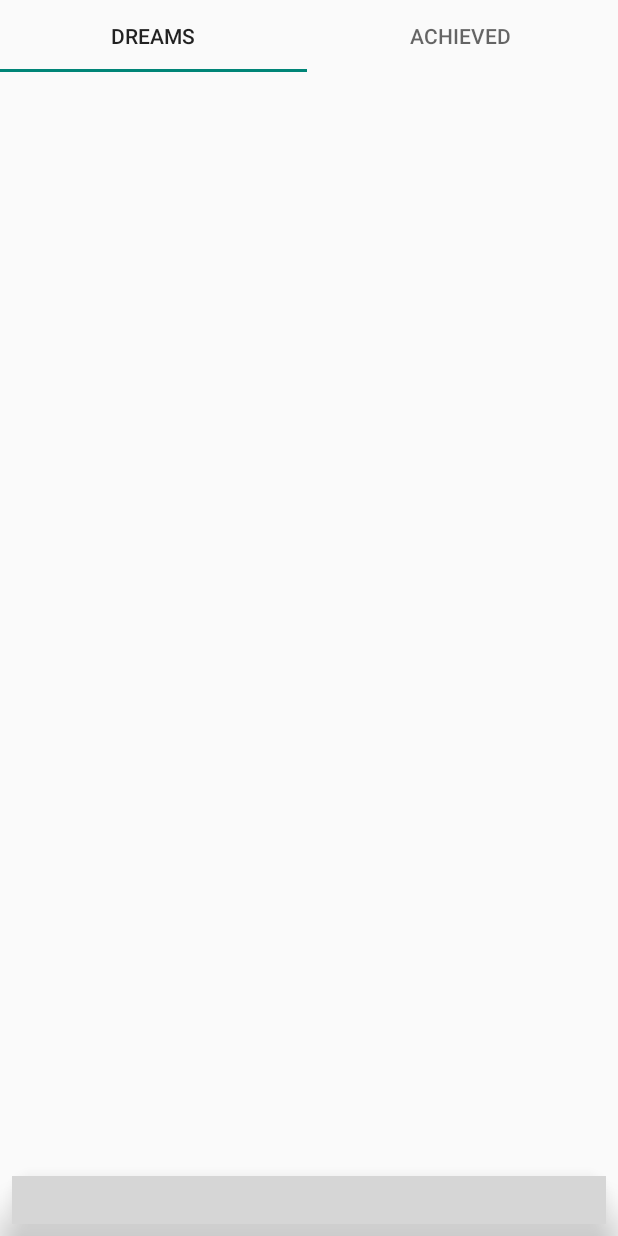
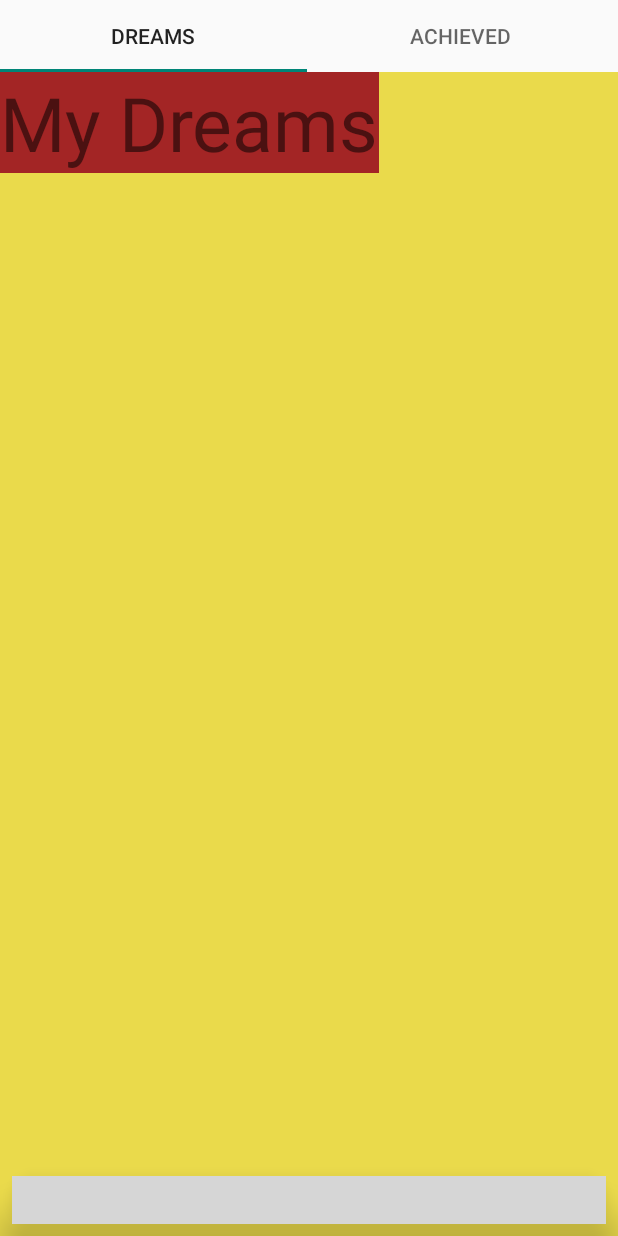
Before and after one commit to TanishOrg/BuckIt, an Android app: the screen it shows after launch once a user with an empty profile is signed in (HomeActivity), on a phone screen of 412 x 824 dp. Run offline under Robolectric (Android 15) with nearby library versions, the phone set to English and light mode, and no system bars; our stand-ins replace Firebase (no records; nobody signed in at launch, a user with empty details on screens opened directly); libraries missing offline, so code that uses them is left out: com.ismaeldivita.chipnavigation; plain views replace ChipNavigationBar; 2 statements that could not run were skipped; grey boxes are pictures that could not be loaded.

Commit message:
working now

```diff
--- a/app/src/main/java/com/example/bucketlist/HomeActivity.java
+++ b/app/src/main/java/com/example/bucketlist/HomeActivity.java
@@ -25,31 +25,16 @@ public class HomeActivity extends AppCompatActivity {
         super.onCreate(savedInstanceState);
         setContentView(R.layout.activity_home);
 
-        TabLayout tabLayout = (TabLayout) findViewById(R.id.tabBar);
-        TabItem tabDreams = findViewById(R.id.tabDreams);
-        TabItem tabAchieved = findViewById(R.id.tabAchieved);
-        final ViewPager viewPager = (ViewPager) findViewById(R.id.viewPager);
+//        TabLayout tabLayout = (TabLayout) findViewById(R.id.tabBar);
+//        TabItem tabDreams = findViewById(R.id.tabDreams);
+//        TabItem tabAchieved = findViewById(R.id.tabAchieved);
+//        final ViewPager viewPager = (ViewPager) findViewById(R.id.viewPager);
+//
+//        pagerAdapter pagerAdapter = new pagerAdapter(getSupportFragmentManager(), tabLayout.getTabCount());
+//
+//        viewPager.setAdapter(pagerAdapter);
 
-        pagerAdapter pagerAdapter = new pagerAdapter(getSupportFragmentManager(), tabLayout.getTabCount());
 
-        viewPager.setAdapter(pagerAdapter);
-
-        tabLayout.addOnTabSelectedListener(new TabLayout.OnTabSelectedListener() {
-            @Override
-            public void onTabSelected(TabLayout.Tab tab) {
-                viewPager.setCurrentItem(tab.getPosition());
-            }
-
-            @Override
-            public void onTabUnselected(TabLayout.Tab tab) {
-
-            }
-
-            @Override
-            public void onTabReselected(TabLayout.Tab tab) {
-
-            }
-        });
 
 
         ChipNavigationBar bottomNav = findViewById(R.id.bottom_nav);
--- a/app/src/main/java/com/example/bucketlist/fragment/ProfileFragment.java
+++ b/app/src/main/java/com/example/bucketlist/fragment/ProfileFragment.java
@@ -1,9 +1,11 @@
 package com.example.bucketlist.fragment;
 
 import android.os.Bundle;
+import android.util.Log;
 import android.view.LayoutInflater;
 import android.view.View;
 import android.view.ViewGroup;
+import android.view.ViewPropertyAnimator;
 import android.widget.FrameLayout;
 import android.widget.TextView;
 
@@ -12,27 +14,58 @@ import androidx.annotation.Nullable;
 import androidx.fragment.app.Fragment;
 import androidx.fragment.app.FragmentManager;
 import androidx.fragment.app.FragmentTransaction;
+import androidx.viewpager.widget.ViewPager;
 
 import com.example.bucketlist.R;
+import com.example.bucketlist.layout.AchievedFragment;
+import com.example.bucketlist.layout.DreamsFragment;
+import com.example.bucketlist.layout.pagerAdapter;
+import com.google.android.material.tabs.TabItem;
 import com.google.android.material.tabs.TabLayout;
 
 public class ProfileFragment extends Fragment {
 
+    private static final String TAG = "PROFILE FRAGMENT";
+    private TabLayout tabLayout;
+    private TabItem tabDreams;
+    private  TabItem tabAchieved;
+    private ViewPager viewPager;
+    private pagerAdapter pagerAdapter;
 
     @Nullable
     @Override
     public View onCreateView(@NonNull LayoutInflater inflater, @Nullable ViewGroup container, @Nullable Bundle savedInstanceState) {
-        return inflater.inflate(R.layout.fragment_profile,container,false);
+
+        View view = inflater.inflate(R.layout.fragment_profile,container,false);
+
+        tabLayout =(TabLayout) view.findViewById(R.id.tab_bar);
+        tabDreams = view.findViewById(R.id.tabDreams);
+        tabAchieved = view.findViewById(R.id.tabAchieved);
+        final ViewPager viewPager = view.findViewById(R.id.viewPager);
+        pagerAdapter = new pagerAdapter(getActivity(),getChildFragmentManager(), tabLayout.getTabCount());
+        viewPager.setAdapter(pagerAdapter);
 
 
+        viewPager.setCurrentItem(0);
+        tabLayout.addOnTabSelectedListener(new TabLayout.OnTabSelectedListener() {
+            @Override
+            public void onTabSelected(TabLayout.Tab tab) {
+                viewPager.setCurrentItem(tab.getPosition());
+            }
 
+            @Override
+            public void onTabUnselected(TabLayout.Tab tab) {
 
+            }
+
+            @Override
+            public void onTabReselected(TabLayout.Tab tab) {
+
+            }
+        });
+        return view;
 
 
     }
 
-
-
-
-
 }
--- a/app/src/main/java/com/example/bucketlist/layout/pagerAdapter.java
+++ b/app/src/main/java/com/example/bucketlist/layout/pagerAdapter.java
@@ -2,6 +2,7 @@ package com.example.bucketlist.layout;
 
 import androidx.annotation.NonNull;
 import androidx.fragment.app.Fragment;
+import androidx.fragment.app.FragmentActivity;
 import androidx.fragment.app.FragmentManager;
 import androidx.fragment.app.FragmentPagerAdapter;
 
@@ -9,7 +10,7 @@ public class pagerAdapter extends FragmentPagerAdapter {
 
     private int numOfTabs;
 
-    public pagerAdapter(FragmentManager fm, int numOfTabs) {
+    public pagerAdapter(FragmentActivity activity, FragmentManager fm, int numOfTabs) {
         super(fm);
         this.numOfTabs= numOfTabs;
     }
--- a/app/src/main/res/layout/activity_home.xml
+++ b/app/src/main/res/layout/activity_home.xml
@@ -10,6 +10,7 @@
         android:id="@+id/fragment_container"
         android:layout_width="match_parent"
         android:layout_height="match_parent">
+
 
         <com.ismaeldivita.chipnavigation.ChipNavigationBar
             android:id="@+id/bottom_nav"
--- a/app/src/main/res/layout/fragment_achieved.xml
+++ b/app/src/main/res/layout/fragment_achieved.xml
@@ -1,5 +1,5 @@
 <?xml version="1.0" encoding="utf-8"?>
-<FrameLayout xmlns:android="http://schemas.android.com/apk/res/android"
+<RelativeLayout xmlns:android="http://schemas.android.com/apk/res/android"
     xmlns:tools="http://schemas.android.com/tools"
     android:layout_width="match_parent"
     android:layout_height="match_parent"
@@ -13,4 +13,4 @@
         android:text="My Achievement"
         android:textSize="50dp" />
 
-</FrameLayout>
+</RelativeLayout>
--- a/app/src/main/res/layout/fragment_profile.xml
+++ b/app/src/main/res/layout/fragment_profile.xml
@@ -6,27 +6,42 @@
     android:layout_width="match_parent"
     android:layout_height="match_parent">
 
+
+
+
+<!--    <com.google.android.material.tabs.TabLayout-->
+<!--        android:id="@+id/tabBar"-->
+<!--        android:layout_width="409dp"-->
+<!--        android:layout_height="wrap_content"-->
+<!--        tools:ignore="MissingConstraints"-->
+<!--        tools:layout_editor_absoluteX="1dp"-->
+<!--        tools:layout_editor_absoluteY="146dp">-->
+<!--    </com.google.android.material.tabs.TabLayout>-->
+
     <com.google.android.material.tabs.TabLayout
-        android:id="@+id/tabBar"
+        android:id="@+id/tab_bar"
         android:layout_width="409dp"
         android:layout_height="wrap_content"
+        tools:ignore="MissingConstraints"
         tools:layout_editor_absoluteX="1dp"
-        tools:layout_editor_absoluteY="146dp"
-        tools:ignore="MissingConstraints">
+        tools:layout_editor_absoluteY="146dp">
 
         <com.google.android.material.tabs.TabItem
+            android:id="@+id/tabDreams"
             android:layout_width="wrap_content"
             android:layout_height="wrap_content"
-            android:id="@+id/tabDreams"
             android:text="Dreams" />
 
 
         <com.google.android.material.tabs.TabItem
+            android:id="@+id/tabAchieved"
             android:layout_width="wrap_content"
             android:layout_height="wrap_content"
-            android:id="@+id/tabAchieved"
             android:text="Achieved" />
+
+
         </com.google.android.material.tabs.TabLayout>
+
 
         <androidx.viewpager.widget.ViewPager
             android:id="@+id/viewPager"
@@ -34,6 +49,8 @@
             android:layout_height="0dp"
             app:layout_constraintBottom_toBottomOf="parent"
             app:layout_constraintEnd_toEndOf="parent"
-        app:layout_constraintStart_toStartOf="@+id/tabBar"
-        app:layout_constraintTop_toBottomOf="@+id/tabBar" />
+            app:layout_constraintStart_toStartOf="@+id/tab_bar"
+            app:layout_constraintTop_toBottomOf="@+id/tab_bar"
+            />
+
     </androidx.constraintlayout.widget.ConstraintLayout>
```
Lines whose indentation alone changed are shown as unchanged.
